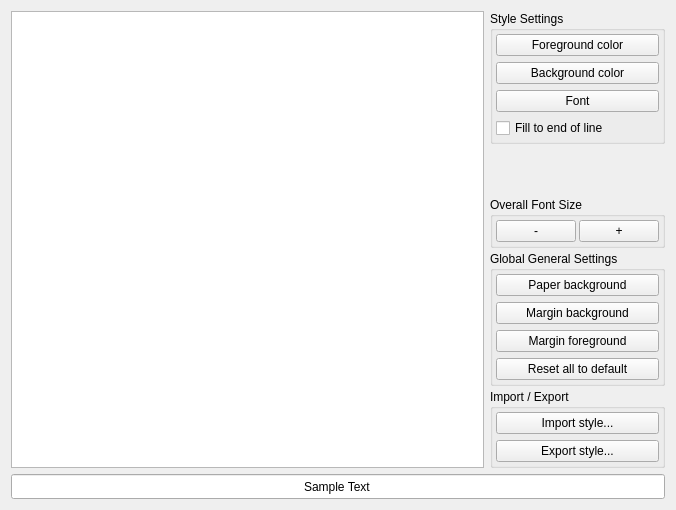
Qt form Qitom/ui/widgetPropEditorStyles.ui (itom-project/itom) before a commit.
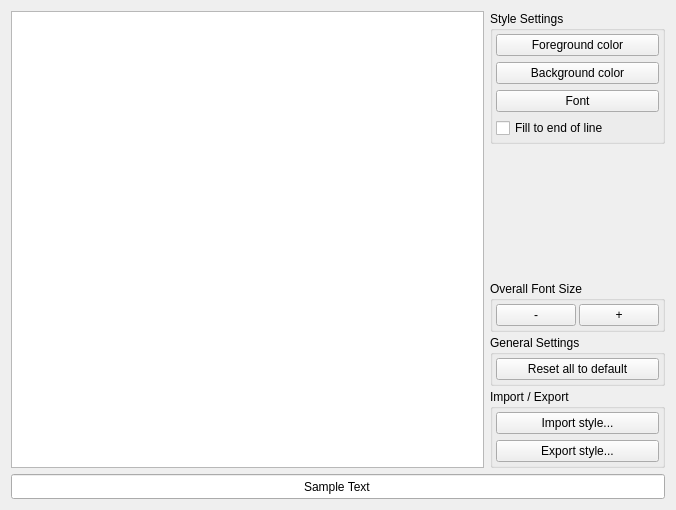
The same form after that commit. Custom widgets are drawn as their Qt base class.

Commit message: much more styles can now be adjusted for the editor

Diff of the .ui file:
```diff
--- a/Qitom/ui/widgetPropEditorStyles.ui
+++ b/Qitom/ui/widgetPropEditorStyles.ui
@@ -190,7 +190,7 @@
      <item>
       <widget class="QGroupBox" name="groupBox_3">
        <property name="title">
-        <string>Global General Settings</string>
+        <string>General Settings</string>
        </property>
        <property name="flat">
         <bool>true</bool>
@@ -208,48 +208,6 @@
         <property name="bottomMargin">
          <number>3</number>
         </property>
-        <item>
-         <widget class="ColorPickerButton" name="btnPaperBackground">
-          <property name="text">
-           <string>Paper background</string>
-          </property>
-          <property name="displayColorName">
-           <bool>false</bool>
-          </property>
-         </widget>
-        </item>
-        <item>
-         <widget class="ColorPickerButton" name="btnMarginBackground">
-          <property name="text">
-           <string>Margin background</string>
-          </property>
-          <property name="displayColorName">
-           <bool>false</bool>
-          </property>
-         </widget>
-        </item>
-        <item>
-         <widget class="ColorPickerButton" name="btnMarginForeground">
-          <property name="text">
-           <string>Margin foreground</string>
-          </property>
-          <property name="checked">
-           <bool>false</bool>
-          </property>
-          <property name="autoDefault">
-           <bool>false</bool>
-          </property>
-          <property name="default">
-           <bool>false</bool>
-          </property>
-          <property name="flat">
-           <bool>false</bool>
-          </property>
-          <property name="displayColorName">
-           <bool>false</bool>
-          </property>
-         </widget>
-        </item>
         <item>
          <widget class="QPushButton" name="btnReset">
           <property name="sizePolicy">
```
Left out of the diff: 22 changed lines with no effect on the pictures. The commit also changes 4 other files.
